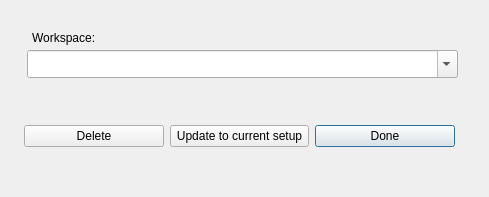
Qt form workspacedlg.ui (towhee/Winnow64) before a commit.
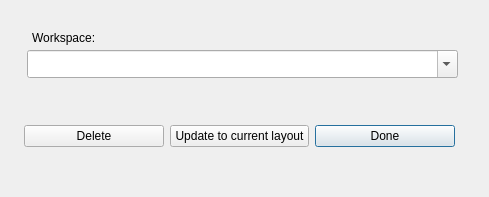
The same form after that commit.

What changed in the file:
```diff
--- a/workspacedlg.ui
+++ b/workspacedlg.ui
@@ -80,7 +80,7 @@
     <item>
      <widget class="QPushButton" name="reassignBtn">
       <property name="text">
-       <string>Update to current setup</string>
+       <string>Update to current layout</string>
       </property>
      </widget>
     </item>
```
